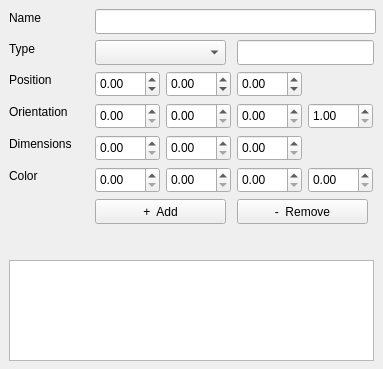
Before: the Qt Designer form resource/add_object_panel.ui in Lab-CORO/curobo_rviz, drawn with Qt 5.
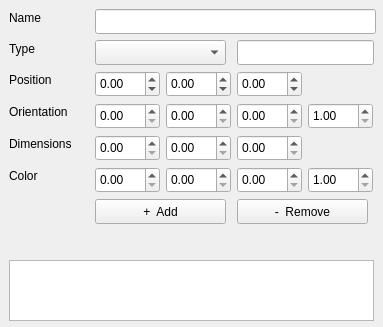
After: the same form once the commit is applied.

Commit message: add minimal value at 1 for alpha color

```diff
--- a/resource/add_object_panel.ui
+++ b/resource/add_object_panel.ui
@@ -7,7 +7,7 @@
     <x>0</x>
     <y>0</y>
     <width>383</width>
-    <height>369</height>
+    <height>327</height>
    </rect>
   </property>
   <property name="windowTitle">
@@ -322,6 +322,9 @@
      <height>26</height>
     </rect>
    </property>
+   <property name="minimum">
+    <double>1.000000000000000</double>
+   </property>
    <property name="maximum">
     <double>300.000000000000000</double>
    </property>
@@ -332,7 +335,7 @@
      <x>9</x>
      <y>260</y>
      <width>365</width>
-     <height>101</height>
+     <height>61</height>
     </rect>
    </property>
   </widget>
```
